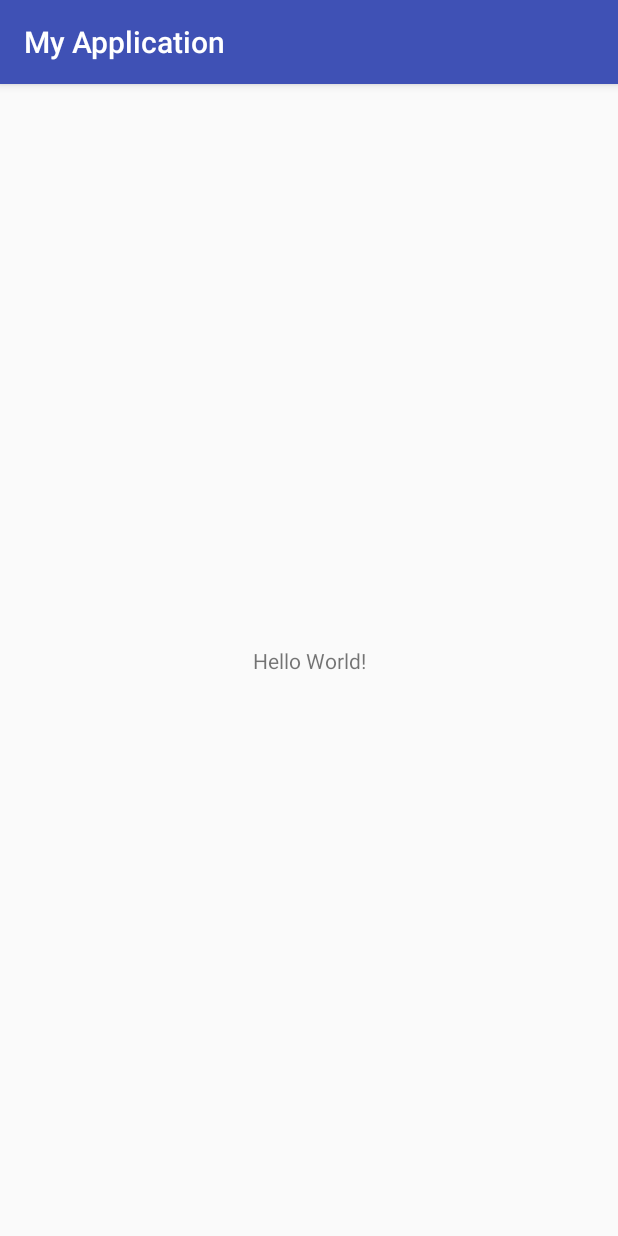
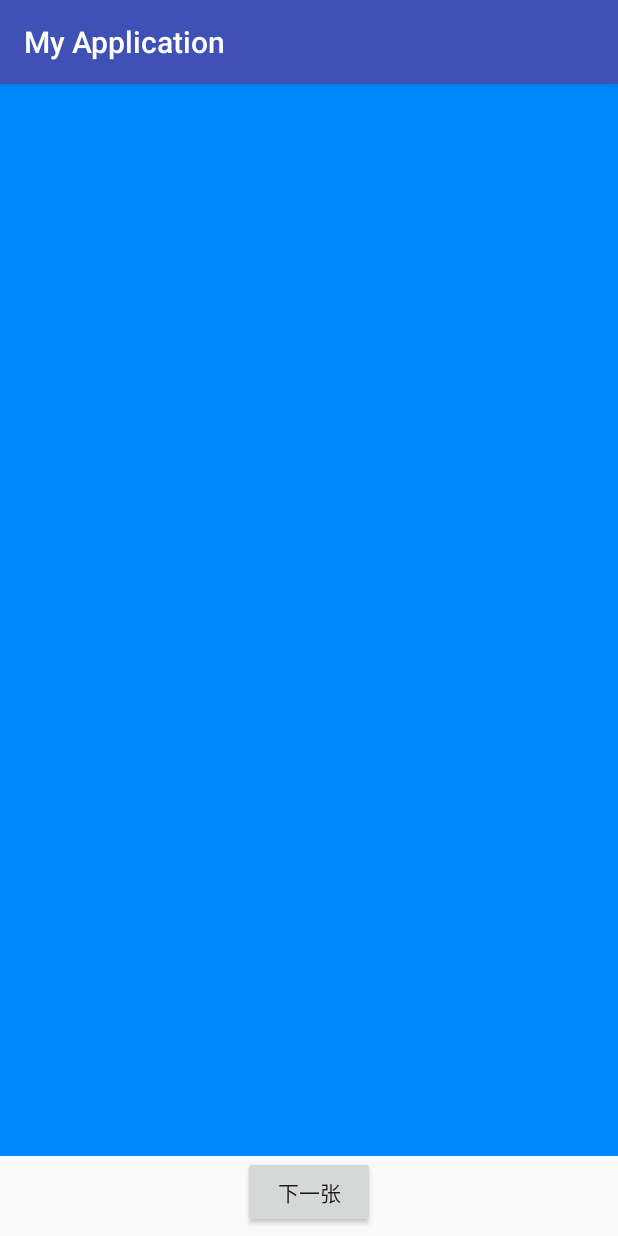
Before and after one commit to ThinkingAName/ASLookImg, an Android app: the screen it shows after launch (MainActivity), on a phone screen of 412 x 824 dp. Run offline under Robolectric (Android 15) with nearby library versions, the phone set to English and light mode, and no system bars; pictures from the network do not load.

Commit message:
version 1.0

```diff
--- a/app/src/main/AndroidManifest.xml
+++ b/app/src/main/AndroidManifest.xml
@@ -1,6 +1,7 @@
 <?xml version="1.0" encoding="utf-8"?>
 <manifest xmlns:android="http://schemas.android.com/apk/res/android"
     package="zx.cn.com.myapplication">
+    <uses-permission android:name="android.permission.INTERNET" ></uses-permission>
 
     <application
         android:allowBackup="true"
--- a/app/src/main/java/zx/cn/com/myapplication/MainActivity.java
+++ b/app/src/main/java/zx/cn/com/myapplication/MainActivity.java
@@ -1,13 +1,62 @@
 package zx.cn.com.myapplication;
 
+import android.os.Bundle;
 import android.support.v7.app.AppCompatActivity;
-import android.os.Bundle;
+import android.view.View;
+import android.widget.Button;
+import android.widget.ImageView;
 
-public class MainActivity extends AppCompatActivity {
+import java.util.ArrayList;
+
+public class MainActivity extends AppCompatActivity implements
+        View.OnClickListener{
+
+    private Button showBtn;
+    private ImageView showImg;
+    private ArrayList<String> urls;
+    private int curPos = 0;
+    private PictureLoader loader;
+
 
     @Override
     protected void onCreate(Bundle savedInstanceState) {
         super.onCreate(savedInstanceState);
         setContentView(R.layout.activity_main);
+        loader = new PictureLoader();
+        initData();
+        initUI();
+    }
+
+
+    @Override
+    public void onClick(View v) {
+        switch (v.getId()) {
+            case R.id.btn_show:
+                if (curPos > 9) {
+                    curPos = 0;
+                }
+                loader.load(showImg, urls.get(curPos));
+                curPos++;
+                break;
+        }
+    }
+    private void initUI() {
+        showBtn = (Button) findViewById(R.id.btn_show);
+        showImg = (ImageView) findViewById(R.id.img_show);
+        showBtn.setOnClickListener(this);
+    }
+
+    private void initData() {
+        urls = new ArrayList<>();
+        urls.add("http://ww4.sinaimg.cn/large/610dc034jw1f6ipaai7wgj20dw0kugp4.jpg");
+        urls.add("http://ww3.sinaimg.cn/large/610dc034jw1f6gcxc1t7vj20hs0hsgo1.jpg");
+        urls.add("http://ww4.sinaimg.cn/large/610dc034jw1f6f5ktcyk0j20u011hacg.jpg");
+        urls.add("http://ww1.sinaimg.cn/large/610dc034jw1f6e1f1qmg3j20u00u0djp.jpg");
+        urls.add("http://ww3.sinaimg.cn/large/610dc034jw1f6aipo68yvj20qo0qoaee.jpg");
+        urls.add("http://ww3.sinaimg.cn/large/610dc034jw1f69c9e22xjj20u011hjuu.jpg");
+        urls.add("http://ww3.sinaimg.cn/large/610dc034jw1f689lmaf7qj20u00u00v7.jpg");
+        urls.add("http://ww3.sinaimg.cn/large/c85e4a5cjw1f671i8gt1rj20vy0vydsz.jpg");
+        urls.add("http://ww2.sinaimg.cn/large/610dc034jw1f65f0oqodoj20qo0hntc9.jpg");
+        urls.add("http://ww2.sinaimg.cn/large/c85e4a5cgw1f62hzfvzwwj20hs0qogpo.jpg");
     }
 }
--- a/app/src/main/res/layout/activity_main.xml
+++ b/app/src/main/res/layout/activity_main.xml
@@ -1,18 +1,25 @@
 <?xml version="1.0" encoding="utf-8"?>
-<android.support.constraint.ConstraintLayout xmlns:android="http://schemas.android.com/apk/res/android"
+<RelativeLayout xmlns:android="http://schemas.android.com/apk/res/android"
     xmlns:app="http://schemas.android.com/apk/res-auto"
     xmlns:tools="http://schemas.android.com/tools"
     android:layout_width="match_parent"
     android:layout_height="match_parent"
     tools:context="zx.cn.com.myapplication.MainActivity">
 
-    <TextView
-        android:layout_width="wrap_content"
-        android:layout_height="wrap_content"
-        android:text="Hello World!"
-        app:layout_constraintBottom_toBottomOf="parent"
-        app:layout_constraintLeft_toLeftOf="parent"
-        app:layout_constraintRight_toRightOf="parent"
-        app:layout_constraintTop_toTopOf="parent" />
+   <Button
+       android:id="@+id/btn_show"
+       android:layout_width="wrap_content"
+       android:layout_height="wrap_content"
+       android:layout_alignParentBottom="true"
+       android:layout_marginBottom="5dp"
+       android:layout_centerHorizontal="true"
+       android:text="下一张"/>
 
-</android.support.constraint.ConstraintLayout>
+    <ImageView
+        android:id="@+id/img_show"
+        android:layout_width="match_parent"
+        android:layout_height="match_parent"
+        android:layout_above="@+id/btn_show"
+        android:background="#0088ff"/>
+
+</RelativeLayout>
```
Also changed, not shown: app/src/main/java/zx/cn/com/myapplication/PictureLoader.java (added, +86 -0 lines).
